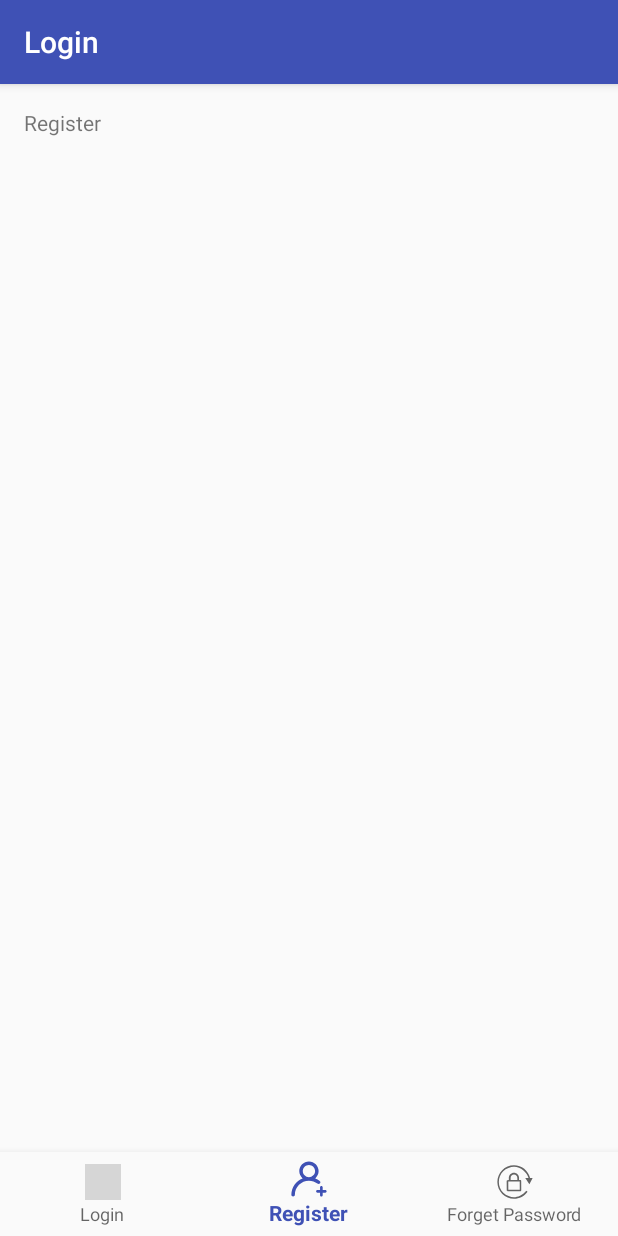
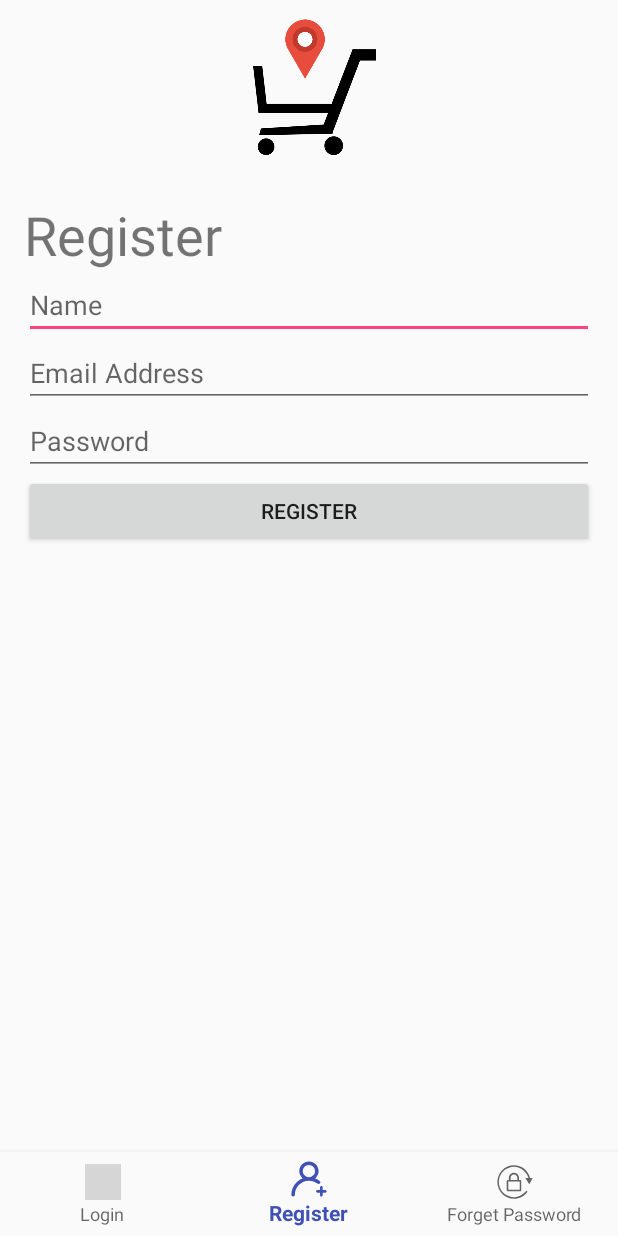
Before and after one commit to kvinltf/product-finding, an Android app: the screen it shows after launch (LoginActivity), item 2 of the bottom bar chosen, on a phone screen of 412 x 824 dp. Run offline under Robolectric (Android 15) with nearby library versions, the phone set to English and light mode, and no system bars; grey boxes are pictures that could not be loaded.

Commit message:
Add Logo, Login & Register & Reset Password Fragment rename navigation -> login_bottom_navigation

```diff
--- a/app/build.gradle
+++ b/app/build.gradle
@@ -21,6 +21,10 @@ android {
             proguardFiles getDefaultProguardFile('proguard-android.txt'), 'proguard-rules.pro'
         }
     }
+    compileOptions {
+        targetCompatibility 1.8
+        sourceCompatibility 1.8
+    }
 }
 
 dependencies {
@@ -30,6 +34,7 @@ dependencies {
     implementation 'com.android.support:design:27.1.1'
     implementation 'com.android.support.constraint:constraint-layout:1.0.2'
     implementation 'com.android.support:support-vector-drawable:27.1.1'
+    implementation 'com.android.support:support-v4:27.1.1'
     testImplementation 'junit:junit:4.12'
     androidTestImplementation 'com.android.support.test:runner:1.0.1'
     androidTestImplementation 'com.android.support.test.espresso:espresso-core:3.0.1'
--- a/app/src/main/java/com/example/productfinding/LoginActivity.java
+++ b/app/src/main/java/com/example/productfinding/LoginActivity.java
@@ -1,34 +1,32 @@
 package com.example.productfinding;
 
 import android.os.Bundle;
-import android.support.annotation.NonNull;
 import android.support.design.widget.BottomNavigationView;
+import android.support.v4.app.FragmentManager;
 import android.support.v7.app.AppCompatActivity;
-import android.view.MenuItem;
-import android.widget.TextView;
 
 public class LoginActivity extends AppCompatActivity {
 
-    private TextView mTextMessage;
 
     private BottomNavigationView.OnNavigationItemSelectedListener mOnNavigationItemSelectedListener
-            = new BottomNavigationView.OnNavigationItemSelectedListener() {
+            = item -> {
+        FragmentManager fragmentManager = getSupportFragmentManager();
 
-        @Override
-        public boolean onNavigationItemSelected(@NonNull MenuItem item) {
         switch (item.getItemId()) {
             case R.id.bottom_navigation_login:
-                    mTextMessage.setText(R.string.bottom_navigation_title_login);
+                LoginFragment loginFragment = new LoginFragment();
+                fragmentManager.beginTransaction().replace(R.id.login_layout_content, loginFragment).commit();
                 return true;
             case R.id.bottom_navigation_register:
-                    mTextMessage.setText(R.string.bottom_navigation_title_register);
+                RegisterFragment registerFragment = new RegisterFragment();
+                fragmentManager.beginTransaction().replace(R.id.login_layout_content, registerFragment).commit();
                 return true;
             case R.id.bottom_navigation_forget_password:
-                    mTextMessage.setText(R.string.bottom_navigation_title_forget_password);
+                ResetPasswordFragment resetPasswordFragment = new ResetPasswordFragment();
+                fragmentManager.beginTransaction().replace(R.id.login_layout_content, resetPasswordFragment).commit();
                 return true;
         }
         return false;
-        }
     };
 
     @Override
@@ -36,9 +34,8 @@ public class LoginActivity extends AppCompatActivity {
         super.onCreate(savedInstanceState);
         setContentView(R.layout.activity_login);
 
-        mTextMessage = (TextView) findViewById(R.id.login_tv_message);
         BottomNavigationView navigation = (BottomNavigationView) findViewById(R.id.login_bottom_navigation);
         navigation.setOnNavigationItemSelectedListener(mOnNavigationItemSelectedListener);
+        navigation.setSelectedItemId(R.id.bottom_navigation_login);
     }
-
 }
--- /dev/null
+++ b/app/src/main/java/com/example/productfinding/LoginFragment.java
@@ -0,0 +1,31 @@
+package com.example.productfinding;
+
+import android.os.Bundle;
+import android.support.v4.app.Fragment;
+import android.view.LayoutInflater;
+import android.view.View;
+import android.view.ViewGroup;
+import android.widget.Button;
+import android.widget.Toast;
+
+/**
+ * A simple {@link Fragment} subclass.
+ */
+public class LoginFragment extends Fragment {
+
+    public LoginFragment() {
+        // Required empty public constructor
+    }
+
+    @Override
+    public View onCreateView(LayoutInflater inflater, final ViewGroup container,
+                             Bundle savedInstanceState) {
+        // Inflate the layout for this fragment
+        View view = inflater.inflate(R.layout.fragment_login, container, false);
+
+        Button loginBtn = view.findViewById(R.id.login_btn_login);
+        loginBtn.setOnClickListener(v ->
+                Toast.makeText(getContext(), "Hello, This is LOGIN Button", Toast.LENGTH_SHORT).show());
+        return view;
+    }
+}
--- /dev/null
+++ b/app/src/main/java/com/example/productfinding/RegisterFragment.java
@@ -0,0 +1,38 @@
+package com.example.productfinding;
+
+
+import android.os.Bundle;
+import android.support.v4.app.Fragment;
+import android.view.LayoutInflater;
+import android.view.View;
+import android.view.ViewGroup;
+import android.widget.Button;
+import android.widget.Toast;
+
+
+/**
+ * A simple {@link Fragment} subclass.
+ */
+public class RegisterFragment extends Fragment {
+
+
+    public RegisterFragment() {
+        // Required empty public constructor
+    }
+
+
+    @Override
+    public View onCreateView(LayoutInflater inflater, ViewGroup container,
+                             Bundle savedInstanceState) {
+        // Inflate the layout for this fragment
+        View view = inflater.inflate(R.layout.fragment_register, container, false);
+
+        Button registerBtn = view.findViewById(R.id.register_btn_register);
+        registerBtn.setOnClickListener((v) -> {
+            Toast.makeText(getContext(), getString(R.string.txt_register), Toast.LENGTH_SHORT).show();
+        });
+
+        return view;
+    }
+
+}
--- a/app/src/main/res/layout/activity_login.xml
+++ b/app/src/main/res/layout/activity_login.xml
@@ -7,16 +7,47 @@
     android:layout_height="match_parent"
     tools:context=".LoginActivity">
 
-    <TextView
-        android:id="@+id/login_tv_message"
-        android:layout_width="wrap_content"
-        android:layout_height="wrap_content"
-        android:layout_marginLeft="@dimen/activity_horizontal_margin"
-        android:layout_marginStart="@dimen/activity_horizontal_margin"
-        android:layout_marginTop="@dimen/activity_vertical_margin"
-        android:text="@string/bottom_navigation_title_login"
-        app:layout_constraintLeft_toLeftOf="parent"
-        app:layout_constraintTop_toTopOf="parent" />
+    <ScrollView
+        android:layout_width="0dp"
+        android:layout_height="0dp"
+        app:layout_constraintBottom_toTopOf="@+id/login_bottom_navigation"
+        app:layout_constraintEnd_toEndOf="parent"
+        app:layout_constraintStart_toStartOf="parent"
+        app:layout_constraintTop_toTopOf="parent">
+
+        <LinearLayout
+            android:layout_width="match_parent"
+            android:layout_height="match_parent"
+            android:orientation="vertical">
+
+            <ImageView
+                android:id="@+id/login_iv_logo"
+                android:layout_width="100dp"
+                android:layout_height="100dp"
+                android:layout_gravity="center_horizontal"
+                android:layout_marginEnd="8dp"
+                android:layout_marginStart="8dp"
+                android:layout_marginTop="8dp"
+                android:layout_weight="1"
+                app:layout_constraintEnd_toEndOf="parent"
+                app:layout_constraintStart_toStartOf="parent"
+                app:layout_constraintTop_toTopOf="parent"
+                app:srcCompat="@drawable/app_logo" />
+
+            <FrameLayout
+                android:id="@+id/login_layout_content"
+                android:layout_width="match_parent"
+                android:layout_height="match_parent"
+                android:layout_marginTop="8dp"
+                android:layout_weight="1"
+                app:layout_constraintBottom_toTopOf="@+id/login_bottom_navigation"
+                app:layout_constraintEnd_toEndOf="parent"
+                app:layout_constraintHorizontal_bias="0.0"
+                app:layout_constraintStart_toStartOf="parent"
+                app:layout_constraintTop_toBottomOf="@+id/login_iv_logo"></FrameLayout>
+        </LinearLayout>
+    </ScrollView>
+
 
     <android.support.design.widget.BottomNavigationView
         android:id="@+id/login_bottom_navigation"
@@ -28,6 +59,6 @@
         app:layout_constraintBottom_toBottomOf="parent"
         app:layout_constraintLeft_toLeftOf="parent"
         app:layout_constraintRight_toRightOf="parent"
-        app:menu="@menu/navigation" />
+        app:menu="@menu/login_bottom_navigation" />
 
 </android.support.constraint.ConstraintLayout>
--- /dev/null
+++ b/app/src/main/res/layout/fragment_register.xml
@@ -0,0 +1,52 @@
+<ScrollView xmlns:android="http://schemas.android.com/apk/res/android"
+    android:layout_width="match_parent"
+    android:layout_height="match_parent">
+
+    <LinearLayout
+        android:layout_width="match_parent"
+        android:layout_height="wrap_content"
+        android:orientation="vertical"
+        android:padding="16dp">
+
+
+        <TextView
+            android:id="@+id/register_tv_title"
+            android:layout_width="match_parent"
+            android:layout_height="wrap_content"
+            android:text="@string/txt_register"
+            android:textSize="@dimen/login_activity_title_text_size" />
+
+        <EditText
+            android:id="@+id/register_et_name"
+            android:layout_width="match_parent"
+            android:layout_height="wrap_content"
+            android:ems="10"
+            android:hint="@string/txt_name"
+            android:inputType="textPersonName" />
+
+        <EditText
+            android:id="@+id/register_et_email"
+            android:layout_width="match_parent"
+            android:layout_height="wrap_content"
+            android:ems="10"
+            android:hint="@string/txt_email_address"
+            android:inputType="textEmailAddress"
+            android:singleLine="true" />
+
+        <EditText
+            android:id="@+id/register_et_password"
+            android:layout_width="match_parent"
+            android:layout_height="wrap_content"
+            android:ems="10"
+            android:hint="@string/txt_password"
+            android:inputType="textPassword"
+            android:singleLine="true" />
+
+        <Button
+            android:id="@+id/register_btn_register"
+            style="@style/Widget.AppCompat.Button"
+            android:layout_width="match_parent"
+            android:layout_height="wrap_content"
+            android:text="@string/txt_register" />
+    </LinearLayout>
+</ScrollView>
--- a/app/src/main/res/values/dimens.xml
+++ b/app/src/main/res/values/dimens.xml
@@ -2,4 +2,5 @@
     <!-- Default screen margins, per the Android Design guidelines. -->
     <dimen name="activity_horizontal_margin">16dp</dimen>
     <dimen name="activity_vertical_margin">16dp</dimen>
+    <dimen name="login_activity_title_text_size">36sp</dimen>
 </resources>
--- a/app/src/main/res/values/strings.xml
+++ b/app/src/main/res/values/strings.xml
@@ -6,4 +6,12 @@
     <string name="bottom_navigation_title_login">Login</string>
     <string name="bottom_navigation_title_register">Register</string>
     <string name="bottom_navigation_title_forget_password">Forget Password</string>
+
+    <!--Login Fragment Text-->
+    <string name="txt_email_address">Email Address</string>
+    <string name="txt_password">Password</string>
+    <string name="txt_login">Login</string>
+    <string name="txt_register">Register</string>
+    <string name="txt_reset_password">Reset Password</string>
+    <string name="txt_name">Name</string>
 </resources>
--- a/app/src/main/res/values/styles.xml
+++ b/app/src/main/res/values/styles.xml
@@ -8,4 +8,13 @@
         <item name="colorAccent">@color/colorAccent</item>
     </style>
 
+
+    <!-- Base application theme. -->
+    <style name="AppTheme.NoActionBar" parent="Theme.AppCompat.Light.NoActionBar">
+        <!-- Customize your theme here. -->
+        <item name="colorPrimary">@color/colorPrimary</item>
+        <item name="colorPrimaryDark">@color/colorPrimaryDark</item>
+        <item name="colorAccent">@color/colorAccent</item>
+    </style>
+
 </resources>
```
Also changed, not shown: app/src/main/AndroidManifest.xml (+6 -3 lines), app/src/main/java/com/example/productfinding/ResetPasswordFragment.java (added, +36 -0 lines), app/src/main/java/com/example/productfinding/util/KeyboardUtil.java (added, +36 -0 lines), app/src/main/res/layout/fragment_login.xml (added, +39 -0 lines), app/src/main/res/layout/fragment_reset_password.xml (added, +36 -0 lines), app/src/main/res/drawable/app_logo.png (added), app/src/main/res/menu/login_bottom_navigation.xml (renamed from app/src/main/res/menu/navigation.xml). Lines whose indentation alone changed are shown as unchanged.
